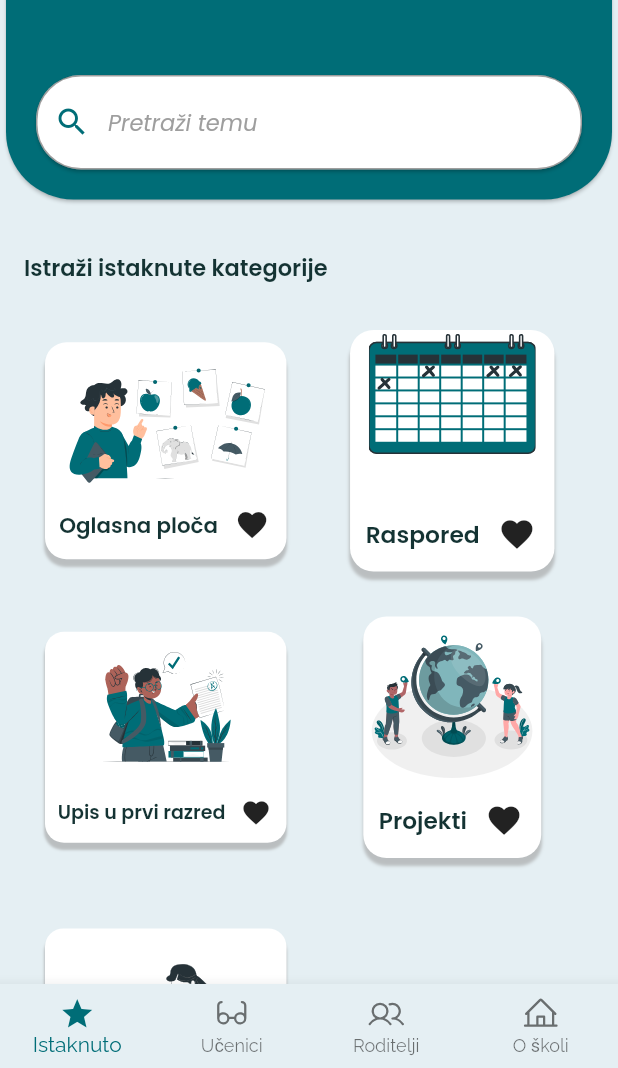
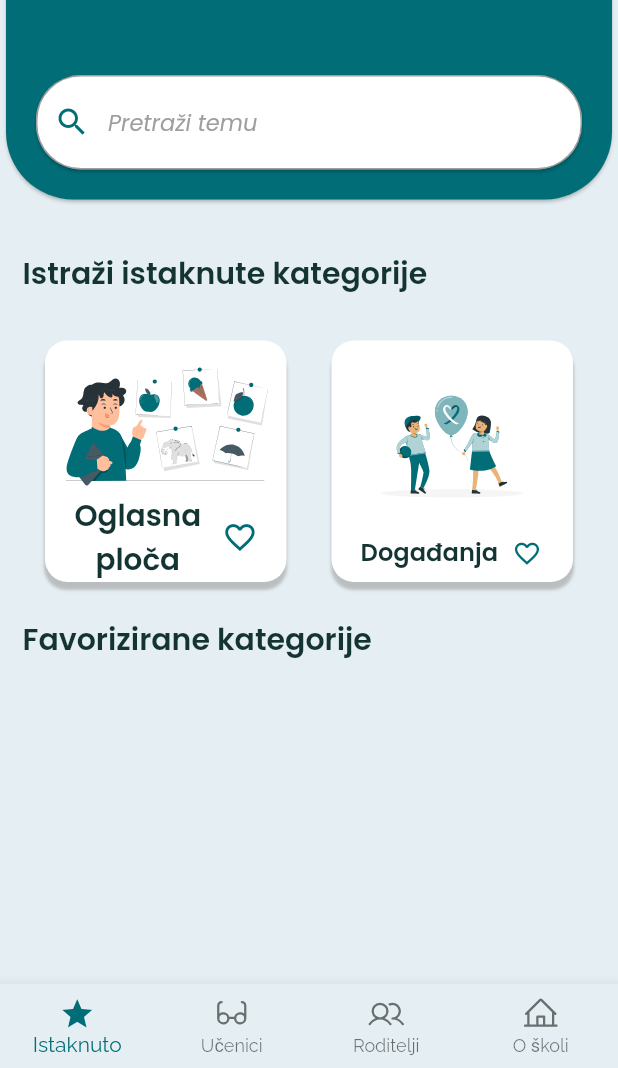
Before and after one commit to lovrodijanovic/SS-Donji-Miholjac, a Flutter app: the screen it shows after launch, on a phone screen of 412 x 824 dp, the part 168-1236 px from its top. Run offline on Flutter 3.47's test engine with Material 2 defaults, Android fonts, the phone set to English and light mode, and no system bars; our stand-ins replace flutter_phosphor_icons, flutter_svg, google_fonts, hexcolor, url_launcher_web.

Commit message:
worked on favourites feature

```diff
--- a/lib/appFunctionalities/first_grade.dart
+++ b/lib/appFunctionalities/first_grade.dart
@@ -50,8 +50,7 @@ class FirstGrade extends StatelessWidget {
                             fontStyle: FontStyle.normal),
                       ),
                     ))),
-                Container(
-                  child: ElevatedButton(
+                ElevatedButton(
                   style: ElevatedButton.styleFrom(
                       primary: Color.fromRGBO(0, 109, 119, 1)),
                   onPressed: _launchUrl,
@@ -61,7 +60,6 @@ class FirstGrade extends StatelessWidget {
 razred 2022./2023. godine''',
                     style: GoogleFonts.getFont('Poppins',
                         fontStyle: FontStyle.normal),
-                    ),
                   ),
                 ),
                 Container(
--- a/lib/functionalites.dart
+++ b/lib/functionalites.dart
@@ -1,21 +1,22 @@
-import 'package:flutter/material.dart';
 import 'package:flutter_svg/flutter_svg.dart';
 import 'models/functionality.dart';
 
 List<Functionality> functionalities = [
   Functionality(
       'f1',
-      'Opće informacije',
+      '''
+Opće
+informacije''',
       SvgPicture.asset(
-        'assets/images/high_school.svg',
-        fit: BoxFit.fitHeight,
+        'assets/images/high_school.svg'
       ),
       'aboutSchool'),
   Functionality(
       'f2',
-      'Programi i zanimanja',
-      SvgPicture.asset('assets/images/programi_zanimanja.svg',
-          fit: BoxFit.fitHeight),
+'''
+Programi i
+zanimanja''',
+      SvgPicture.asset('assets/images/programi_zanimanja.svg'),
       'programDescription'),
   Functionality(
       'f3',
@@ -34,12 +35,16 @@ List<Functionality> functionalities = [
       'projects'),
   Functionality(
       'f6',
-      'Učenička zadruga',
+      '''
+Učenička
+zadruga''',
       SvgPicture.asset('assets/images/udruga.svg'),
       'studentAssociation'),
   Functionality(
       'f7',
-      'Upis u prvi razred',
+      '''
+Upis u
+prvi razred''',
       SvgPicture.asset('assets/images/upisi_u_prvi_razred.svg'),
       'firstGrade'),
   Functionality(
@@ -49,13 +54,20 @@ List<Functionality> functionalities = [
       'lastGrade'),
   Functionality(
       'f9',
-      'Oglasna ploča',
+      '''
+Oglasna
+ploča''',
       SvgPicture.asset('assets/images/oglasna_ploca.svg'),
       'notifications'),
   Functionality(
       'f10',
-      'Informacije i kontakt, knjižnica',
+      'Knjižnica',
       SvgPicture.asset('assets/images/knjiznica.svg'),
+      'library'),
+  Functionality(
+      'f11',
+      'Kontakt',
+      SvgPicture.asset('assets/images/kontakt.svg'),
       'informationAndContact'),
 ];
 
--- a/lib/functionality_item.dart
+++ b/lib/functionality_item.dart
@@ -1,6 +1,8 @@
+import 'dart:developer';
 import 'package:flutter/material.dart';
 import 'package:flutter_svg/svg.dart';
 import 'package:google_fonts/google_fonts.dart';
+import 'package:hexcolor/hexcolor.dart';
 import 'package:ss_donji_miholjac/functionalites.dart';
 import 'models/functionality.dart';
 
@@ -19,8 +21,9 @@ class FunctionalityItem extends StatefulWidget {
 }
 
 class _FunctionalityItemState extends State<FunctionalityItem> {
-
-
+  bool isInFavouritesPage() {
+    return favouriteFunctionalities.contains(functionalities[functionalities.indexWhere((element) => element.id == widget.id)]);
+  }
   @override
   Widget build(BuildContext context) {
     return InkWell(
@@ -29,15 +32,19 @@ class _FunctionalityItemState extends State<FunctionalityItem> {
         Navigator.pushNamed(context, widget.route);
       },
       splashColor: Theme.of(context).primaryColor,
-      child: FittedBox(
+      child: ConstrainedBox(
+        constraints: const BoxConstraints(minWidth: double.infinity,),
         child: Container(
           decoration: BoxDecoration(
             color: Colors.white, borderRadius: BorderRadius.circular(15),
             boxShadow: [BoxShadow(spreadRadius: 0.1, blurRadius: 1, color: Colors.grey.withOpacity(0.6), offset: const Offset(0, 5)),]),
+            child: FittedBox(
               child: Column(
+                mainAxisAlignment: MainAxisAlignment.spaceAround,
                 children: [
                   widget.image,
-                Row(
+                  FittedBox(
+                    child: Row(
                       mainAxisAlignment: MainAxisAlignment.spaceBetween,
                       children: [
                         Padding(
@@ -47,19 +54,32 @@ class _FunctionalityItemState extends State<FunctionalityItem> {
                             child: Text(
                               widget.title,
                               style: GoogleFonts.getFont('Poppins',
-                              fontSize: 15,
+                                  fontSize: 20,
                                   fontStyle: FontStyle.normal,
                                   fontWeight: FontWeight.w600),
                               textAlign: TextAlign.center,
                             ),
                           ),
                         ),
-                    IconButton(onPressed: () {setState((){
-                      //favouriteFunctionalities.add(functionalities[functionalities.indexWhere((element) => element.id == widget.id)]);
-                    });}, icon: const Icon(Icons.favorite),)
+                        IconButton(
+                          onPressed: isInFavouritesPage() ? () {
+                            setState( () {
+                              favouriteFunctionalities.remove(functionalities[functionalities.indexWhere((element) => element.id == widget.id)]);
+                            });
+                          } : () {
+                            setState( () {
+                              favouriteFunctionalities.add(functionalities[functionalities.indexWhere((element) => element.id == widget.id)]);
+                            }
+                            );
+                          },
+                          icon: isInFavouritesPage() ? Icon(Icons.favorite, color:HexColor('#006D77')) : Icon(Icons.favorite_border, color: HexColor('#006D77'))
+
+                        )
                       ],
                     ),
+                  ),
                 ],
+              ),
             )),
       ),
     );
--- a/lib/main.dart
+++ b/lib/main.dart
@@ -4,10 +4,10 @@ import 'package:ss_donji_miholjac/appFunctionalities/events.dart';
 import 'package:ss_donji_miholjac/appFunctionalities/first_grade.dart';
 import 'package:ss_donji_miholjac/appFunctionalities/information_and_contact.dart';
 import 'package:ss_donji_miholjac/appFunctionalities/last_grade.dart';
+import 'package:ss_donji_miholjac/appFunctionalities/library.dart';
 import 'package:ss_donji_miholjac/appFunctionalities/notifications.dart';
 import 'package:ss_donji_miholjac/appFunctionalities/program_description.dart';
 import 'package:ss_donji_miholjac/appFunctionalities/student_association.dart';
-import 'package:ss_donji_miholjac/selection_screen.dart';
 import 'package:ss_donji_miholjac/splash.dart';
 import './appFunctionalities/about_school.dart';
 import 'appFunctionalities/projects.dart';
@@ -50,6 +50,7 @@ class MyApp extends StatelessWidget {
           'lastGrade': (context) => LastGrade(),
           'notifications': (context) => Notifications(),
           'informationAndContact': (context) => InformationAndContact(),
+          'library':(context) => Library(),
         });
   }
 }
--- a/lib/navigation_bar.dart
+++ b/lib/navigation_bar.dart
@@ -2,6 +2,7 @@ import 'package:flutter/material.dart';
 import 'package:hexcolor/hexcolor.dart';
 import 'package:flutter_phosphor_icons/flutter_phosphor_icons.dart';
 import 'package:ss_donji_miholjac/functionalites.dart';
+import 'package:ss_donji_miholjac/screenWithFavourites.dart';
 import 'package:ss_donji_miholjac/selection_screen.dart';
 
 import 'models/functionality.dart';
@@ -12,7 +13,8 @@ class MyNavigationBar extends StatefulWidget {
     functionalities.elementAt(2),
     functionalities.elementAt(6),
     functionalities.elementAt(4),
-    functionalities.elementAt(5)
+    functionalities.elementAt(5),
+    functionalities.elementAt(7),
     ];
   final List<Functionality> parentFunctionalities = [
     functionalities.elementAt(8),
@@ -35,7 +37,7 @@ class _MyNavigationBarState extends State<MyNavigationBar> {
   int _selectedIndex = 0;
 
   static final List<Widget> _widgetOptions = <Widget>[
-    SelectionScreen(gridTitle: 'Istraži istaknute kategorije', shownFunctionalities: MyNavigationBar().studentFunctionalities),
+    ScreenWithFavourites(),
     SelectionScreen(gridTitle: 'Istraži kategorije', shownFunctionalities: MyNavigationBar().studentFunctionalities),
     SelectionScreen(gridTitle: 'Istraži kategorije', shownFunctionalities: MyNavigationBar().parentFunctionalities),
     SelectionScreen(gridTitle: 'Istraži kategorije', shownFunctionalities: MyNavigationBar().schoolFunctionalities),
--- /dev/null
+++ b/lib/screenWithFavourites.dart
@@ -0,0 +1,74 @@
+import 'package:flutter/material.dart';
+import 'package:google_fonts/google_fonts.dart';
+import 'package:ss_donji_miholjac/functionalites.dart';
+import 'package:ss_donji_miholjac/topSearch.dart';
+import './functionality_item.dart';
+import 'models/functionality.dart';
+
+class ScreenWithFavourites extends StatefulWidget {
+  @override
+  State<ScreenWithFavourites> createState() => _ScreenWithFavouritesState();
+}
+
+class _ScreenWithFavouritesState extends State<ScreenWithFavourites> {
+  final List<Functionality> shownFunctionalities = [functionalities[8], functionalities[3], functionalities[1]];
+
+  @override
+  Widget build(BuildContext context) {
+    return Scaffold(
+      body: Column(
+        children: [
+          TopSearch(),
+          Padding(
+            padding: const EdgeInsets.only(left: 15, top: 30),
+            child: Align(
+                alignment: Alignment.centerLeft,
+                child: Text('Istraži istaknute kategorije',
+                    style: GoogleFonts.getFont('Poppins',
+                        fontWeight: FontWeight.w600,
+                        fontSize: 20,
+                        fontStyle: FontStyle.normal))),
+          ),
+          Expanded(
+            child: GridView(
+              padding: const EdgeInsets.all(30),
+              gridDelegate: const SliverGridDelegateWithMaxCrossAxisExtent(
+                crossAxisSpacing: 30,
+                mainAxisSpacing: 30,
+                maxCrossAxisExtent: 200,
+              ),
+              children: shownFunctionalities
+                  .map((funData) => FunctionalityItem(
+                      funData.id, funData.title, funData.image, funData.route))
+                  .toList(),
+            ),
+          ),
+          Padding(
+            padding: const EdgeInsets.only(left: 15),
+            child: Align(
+                alignment: Alignment.centerLeft,
+                child: Text('Favorizirane kategorije',
+                    style: GoogleFonts.getFont('Poppins',
+                        fontWeight: FontWeight.w600,
+                        fontSize: 20,
+                        fontStyle: FontStyle.normal))),
+          ),
+          Expanded(
+            child: GridView(
+              padding: const EdgeInsets.all(30),
+              gridDelegate: const SliverGridDelegateWithMaxCrossAxisExtent(
+                crossAxisSpacing: 30,
+                mainAxisSpacing: 30,
+                maxCrossAxisExtent: 200,
+              ),
+              children: favouriteFunctionalities
+                  .map((funData) => FunctionalityItem(
+                      funData.id, funData.title, funData.image, funData.route))
+                  .toList(),
+            ),
+          ),
+        ],
+      ),
+    );
+  }
+}
--- a/lib/selection_screen.dart
+++ b/lib/selection_screen.dart
@@ -1,9 +1,8 @@
 // ignore_for_file: use_key_in_widget_constructors
 
 import 'package:flutter/material.dart';
-import 'package:flutter_phosphor_icons/flutter_phosphor_icons.dart';
 import 'package:google_fonts/google_fonts.dart';
-import 'package:hexcolor/hexcolor.dart';
+import 'package:ss_donji_miholjac/topSearch.dart';
 import './functionality_item.dart';
 import 'models/functionality.dart';
 
@@ -19,80 +18,7 @@ class SelectionScreen extends StatelessWidget {
       resizeToAvoidBottomInset: false,
       body: Column(
         children: [
-          Padding(
-            padding:
-                EdgeInsets.only(top: MediaQuery.of(context).viewPadding.top),
-            child: Card(
-                shape: const RoundedRectangleBorder(
-                    borderRadius: BorderRadius.all(Radius.circular(45))),
-                color: HexColor('#006D77'),
-                child: SizedBox(
-                  width: double.infinity,
-                  child: Column(
-                    children: [
-                      Align(
-                        alignment: Alignment.centerRight,
-                        child: IconButton(
-                          padding: const EdgeInsets.only(right: 20, top: 20),
-                          onPressed: () {
-                            Navigator.pushNamed(
-                                context, 'informationAndContact');
-                          },
-                          icon: const Icon(
-                            PhosphorIcons.info,
-                            size: 25,
-                            color: Colors.white,
-                          ),
-                        ),
-                      ),
-                      FittedBox(
-                        fit: BoxFit.scaleDown,
-                        child: Container(
-                          padding: const EdgeInsets.only(bottom: 30),
-                          child: Column(
-                            children: [
-                              Text(
-                                'Dobrodošli,',
-                                style: GoogleFonts.getFont('Poppins',
-                                    color: Colors.white,
-                                    fontWeight: FontWeight.w600,
-                                    fontSize: 20,
-                                    fontStyle: FontStyle.normal),
-                              ),
-                              Text(
-                                'Srednja škola Donji Miholjac',
-                                style: GoogleFonts.getFont('Poppins',
-                                    color: Colors.white,
-                                    fontSize: 20,
-                                    fontStyle: FontStyle.normal),
-                              )
-                            ],
-                          ),
-                        ),
-                      ),
-                      Card(
-                        margin: const EdgeInsets.all(20),
-                        shape: RoundedRectangleBorder(
-                          borderRadius: BorderRadius.circular(30.0),
-                        ),
-                        child: TextField(
-                          decoration: InputDecoration(
-                            hintText: "Pretraži temu",
-                            hintStyle: GoogleFonts.getFont('Poppins',
-                                      color: Colors.grey,
-                                      fontSize: 15,
-                                      fontStyle: FontStyle.italic),
-                            prefixIcon: Icon(Icons.search, color: HexColor('#006D77'),),
-                            border: const OutlineInputBorder(
-                                borderRadius: BorderRadius.all(Radius.circular(30.0))
-                            )
-                            )
-                          ),
-                      ),
-                    ],
-                  ),
-                )),
-          ),
+          TopSearch(),
           Padding(
             padding: const EdgeInsets.only(left: 16, top: 30),
             child: Align(
--- /dev/null
+++ b/lib/topSearch.dart
@@ -0,0 +1,85 @@
+import 'package:flutter/material.dart';
+import 'package:flutter_phosphor_icons/flutter_phosphor_icons.dart';
+import 'package:google_fonts/google_fonts.dart';
+import 'package:hexcolor/hexcolor.dart';
+
+class TopSearch extends StatelessWidget {
+
+  @override
+  Widget build(BuildContext context) {
+    return Padding(
+            padding:
+                EdgeInsets.only(top: MediaQuery.of(context).viewPadding.top),
+            child: Card(
+                shape: const RoundedRectangleBorder(
+                    borderRadius: BorderRadius.all(Radius.circular(45))),
+                color: HexColor('#006D77'),
+                child: SizedBox(
+                  width: double.infinity,
+                  child: Column(
+                    children: [
+                      Align(
+                        alignment: Alignment.centerRight,
+                        child: IconButton(
+                          padding: const EdgeInsets.only(right: 20, top: 20),
+                          onPressed: () {
+                            Navigator.pushNamed(
+                                context, 'informationAndContact');
+                          },
+                          icon: const Icon(
+                            PhosphorIcons.info,
+                            size: 25,
+                            color: Colors.white,
+                          ),
+                        ),
+                      ),
+                      FittedBox(
+                        fit: BoxFit.scaleDown,
+                        child: Container(
+                          padding: const EdgeInsets.only(bottom: 30),
+                          child: Column(
+                            children: [
+                              Text(
+                                'Dobrodošli,',
+                                style: GoogleFonts.getFont('Poppins',
+                                    color: Colors.white,
+                                    fontWeight: FontWeight.w600,
+                                    fontSize: 20,
+                                    fontStyle: FontStyle.normal),
+                              ),
+                              Text(
+                                'Srednja škola Donji Miholjac',
+                                style: GoogleFonts.getFont('Poppins',
+                                    color: Colors.white,
+                                    fontSize: 20,
+                                    fontStyle: FontStyle.normal),
+                              )
+                            ],
+                          ),
+                        ),
+                      ),
+                      Card(
+                        margin: const EdgeInsets.all(20),
+                        shape: RoundedRectangleBorder(
+                          borderRadius: BorderRadius.circular(30.0),
+                        ),
+                        child: TextField(
+                          decoration: InputDecoration(
+                            hintText: 'Pretraži temu',
+                            hintStyle: GoogleFonts.getFont('Poppins',
+                                      color: Colors.grey,
+                                      fontSize: 15,
+                                      fontStyle: FontStyle.italic),
+                            prefixIcon: Icon(Icons.search, color: HexColor('#006D77'),),
+                            border: const OutlineInputBorder(
+                                borderRadius: BorderRadius.all(Radius.circular(30.0))
+                            )
+                            )
+                          ),
+                      ),
+                    ],
+                  ),
+                )),
+          );
+  }
+}
```
Also changed, not shown: lib/appFunctionalities/information_and_contact.dart (+55 -26 lines), lib/appFunctionalities/library.dart (added, +59 -0 lines), 1 other file. Lines whose indentation alone changed are shown as unchanged.
